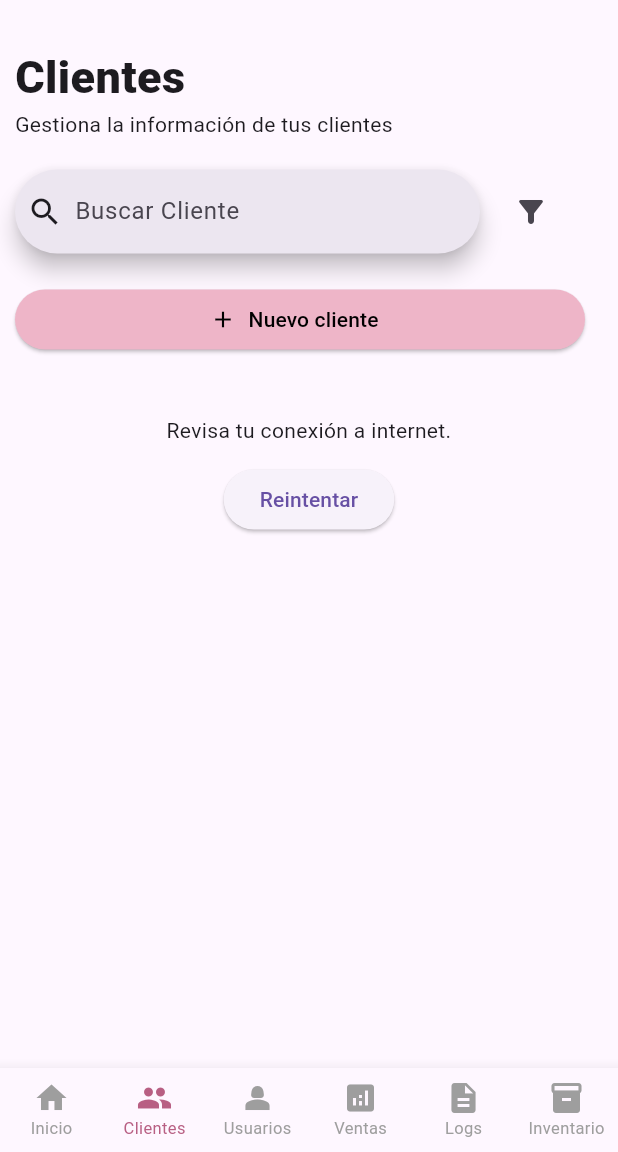
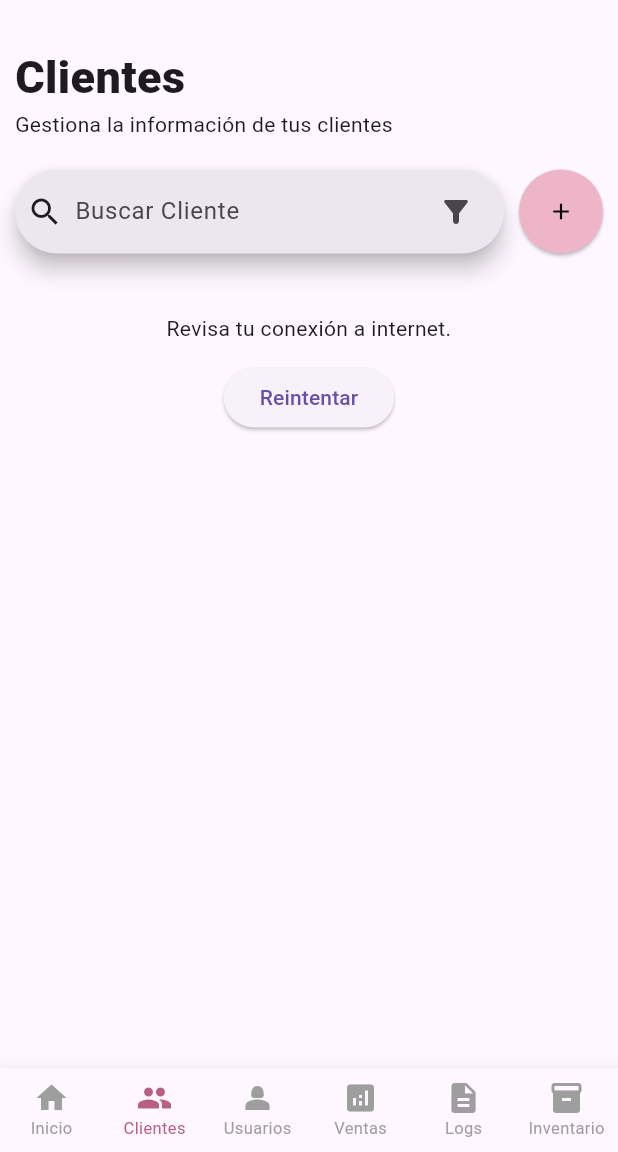
Before and after one commit to edwi-11/ApparelMovil, a Flutter app: the ClientesScreen screen opened by its route, on a phone screen of 412 x 824 dp, the part 84-1236 px from its top. Run offline on Flutter 3.47's test engine with Material 3 defaults, Android fonts, the phone set to English and light mode, and no system bars; our stand-ins replace flutter_dotenv, get_it, shared_preferences; accounts and stored records are empty; network calls fail.

Commit message:
Corrigiendo boton de agregar cliente

```diff
--- a/lib/presentation/screens/clientes/clientes_screen.dart
+++ b/lib/presentation/screens/clientes/clientes_screen.dart
@@ -256,35 +256,36 @@ class _ClientesScreenState extends State<ClientesScreen> {
                 padding: const EdgeInsets.only(top: 20),
                 child: Row(
                   children: [
-                    SizedBox(
-                      width: 310,
+                    Expanded(
                       child: SearchBar(
                         hintText: 'Buscar Cliente',
                         leading: const Icon(Icons.search),
-                        onChanged: p.setBusqueda,
-                      ),
-                    ),
-                    const SizedBox(width: 10),
+                        trailing: [
                           IconButton(
                             onPressed: () {},
                             icon: const Icon(Icons.filter_alt_rounded),
                           ),
                         ],
+                        onChanged: p.setBusqueda,
                       ),
                     ),
-              Padding(
-                padding: const EdgeInsets.only(top: 20),
-                child: SizedBox(
-                  width: 380,
-                  child: ElevatedButton.icon(
+                    const SizedBox(width: 10),
+                    SizedBox(
+                      width: 56,
+                      height: 56,
+                      child: ElevatedButton(
                         onPressed: () => _abrirFormulario(),
-                    icon: const Icon(Icons.add),
-                    label: const Text('Nuevo cliente'),
                         style: ElevatedButton.styleFrom(
-                      backgroundColor: const Color.fromARGB(255, 238, 181, 200),
+                          shape: const CircleBorder(),
+                          padding: EdgeInsets.zero,
+                          backgroundColor:
+                              const Color.fromARGB(255, 238, 181, 200),
                           foregroundColor: Colors.black,
                         ),
+                        child: const Icon(Icons.add),
                       ),
+                    ),
+                  ],
                 ),
               ),
               _contenido(p),
```
Lines whose indentation alone changed are shown as unchanged.
